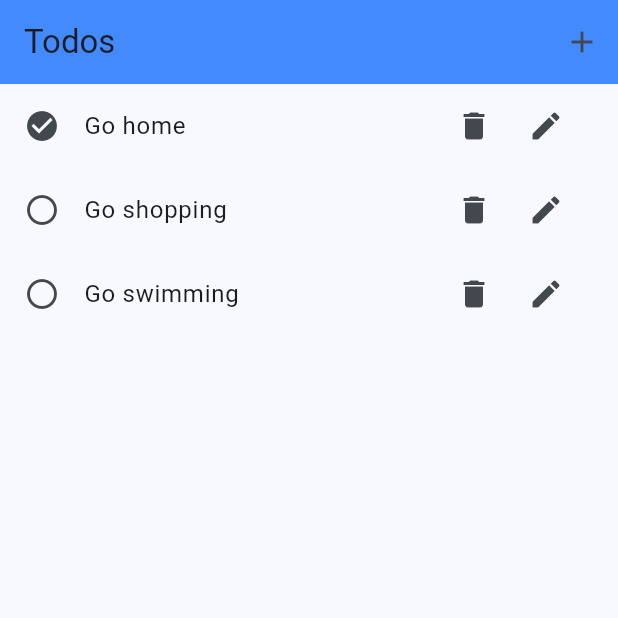
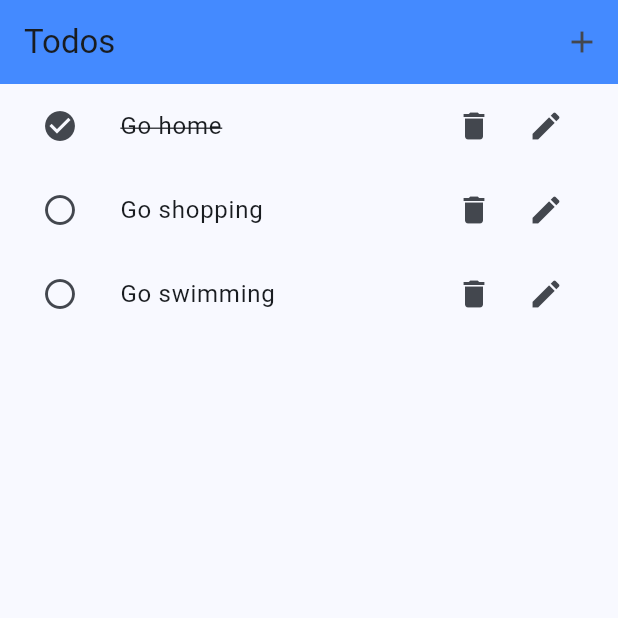
Before and after one commit to hhakimbek/todowithbloc, a Flutter app: the screen it shows after launch, on a phone screen of 412 x 824 dp, the top half of it. Run offline on Flutter 3.47's test engine with Material 3 defaults, Android fonts, the phone set to English and light mode, and no system bars; our stand-ins replace bloc, flutter_bloc.

Commit message:
Improve todo model, cubit, and UI widgets
Co-Authored-By: Claude Sonnet 5 <noreply@anthropic.com>

```diff
--- a/lib/data/models/todo_model.dart
+++ b/lib/data/models/todo_model.dart
@@ -1,7 +1,8 @@
 class TodoModel {
   final String id;
-  final String title;
-  final bool isDone;
+  String title;
+  bool isDone;
 
   TodoModel({required this.id, required this.title, this.isDone = false});
+
 }
--- a/lib/logic/todo/todo_state.dart
+++ b/lib/logic/todo/todo_state.dart
@@ -2,7 +2,7 @@ import 'package:flutter/cupertino.dart';
 import 'package:todowithbloc/data/models/todo_model.dart';
 
 @immutable
-abstract class TodoState {
+class TodoState {
   final List<TodoModel> todos;
   const TodoState({required this.todos});
 }
@@ -20,6 +20,11 @@ class AddTodo extends TodoState {
   const AddTodo({required super.todos});
 }
 
+class TodoEdited extends TodoState {
+  const TodoEdited({required super.todos});
+}
+
+
 class TodoError extends TodoState {
   final String message;
   const TodoError({required super.todos, required this.message});
--- a/lib/presentation/screens/todos_screen.dart
+++ b/lib/presentation/screens/todos_screen.dart
@@ -1,6 +1,5 @@
 import 'package:flutter/material.dart';
 import 'package:flutter_bloc/flutter_bloc.dart';
-import 'package:todowithbloc/logic/todo/todo_cubit.dart';
 import 'package:todowithbloc/logic/todo/todo_cubit.dart';
 
 import '../../logic/todo/todo_state.dart';
--- a/lib/presentation/widgets/todo_list_item.dart
+++ b/lib/presentation/widgets/todo_list_item.dart
@@ -1,28 +1,43 @@
 import 'package:flutter/material.dart';
+import 'package:flutter_bloc/flutter_bloc.dart';
 import 'package:todowithbloc/data/models/todo_model.dart';
+import 'package:todowithbloc/logic/todo/todo_cubit.dart';
+
+import 'manage_todo.dart';
 
 class TodoListItem extends StatelessWidget {
   final TodoModel todo;
+
   const TodoListItem({super.key, required this.todo});
 
   @override
   Widget build(BuildContext context) {
     return ListTile(
-      title: Text(todo.title),
+      title: Text(todo.title,style: TextStyle(decoration: todo.isDone?TextDecoration.lineThrough:null),),
       trailing: Row(
         mainAxisSize: MainAxisSize.min,
         children: [
+          IconButton(onPressed: () {}, icon: const Icon(Icons.delete)),
           IconButton(
-            onPressed: (){},
-            icon: const Icon(Icons.delete),
-          ),
-          IconButton(
-            onPressed: (){},
+            onPressed: () => openManageTodo(context),
             icon: const Icon(Icons.edit),
           ),
         ],
       ),
-      leading: Icon(todo.isDone? Icons.check_circle:Icons.circle_outlined ,),
+      leading: IconButton(
+        onPressed: () {
+          context.read<TodoCubit>().toogleTodo(todo.id);
+        },
+        icon: Icon(todo.isDone ? Icons.check_circle : Icons.circle_outlined),
+      ),
+    );
+  }
+
+  void openManageTodo(BuildContext context) {
+    showModalBottomSheet(
+      context: context,
+      isScrollControlled: true,
+      builder: (context) => ManageTodo(todo: todo),
     );
   }
 }
```
Also changed, not shown: lib/logic/todo/todo_cubit.dart (+20 -0 lines), lib/presentation/widgets/manage_todo.dart (+12 -4 lines).
